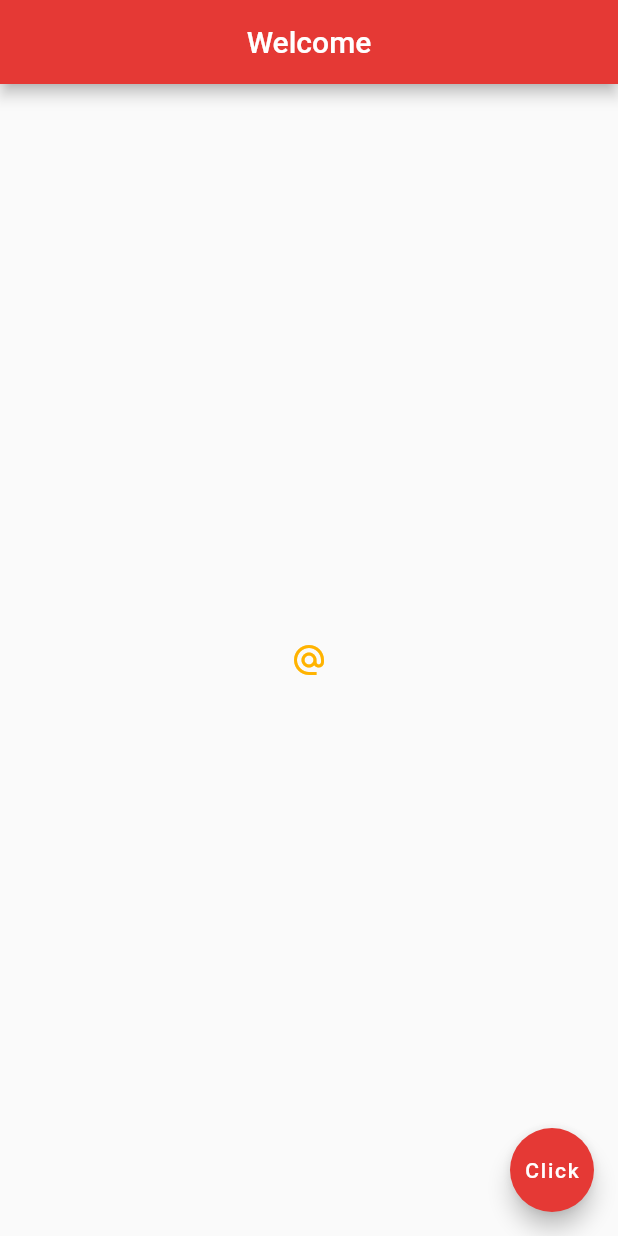
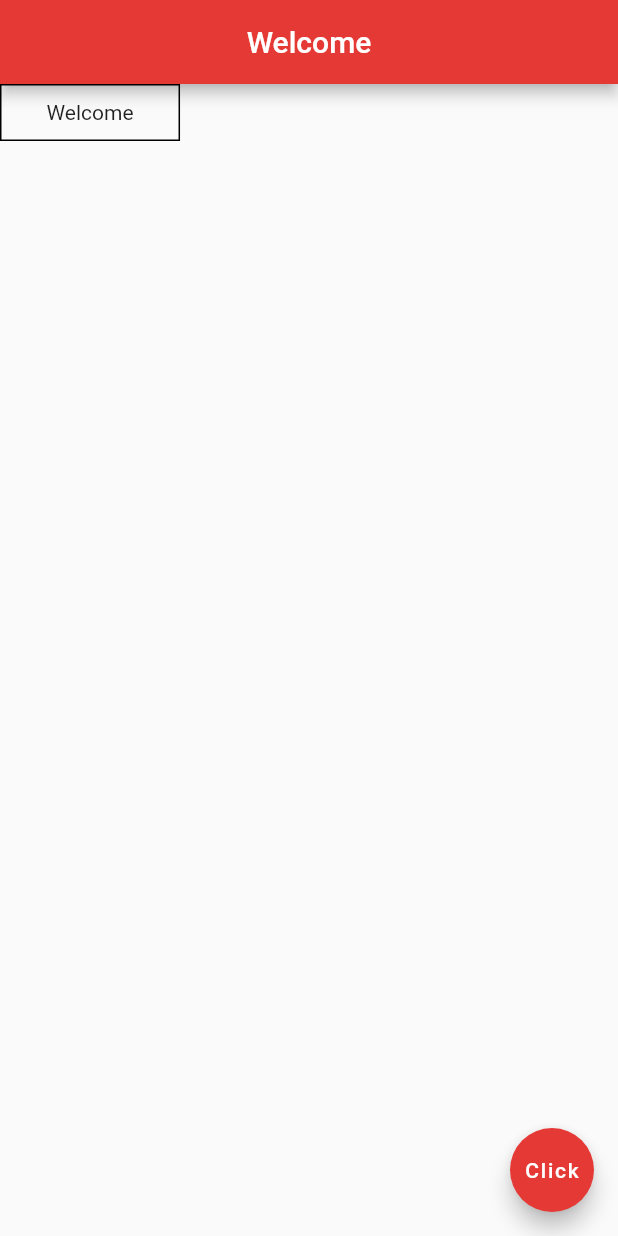
Before and after one commit to faisalhatila/learning-flutter, a Flutter app: the screen it shows after launch, on a phone screen of 412 x 824 dp. Run offline on Flutter 3.47's test engine with Material 2 defaults, Android fonts, the phone set to English and light mode, and no system bars.

Commit message:
learned container

```diff
--- a/lib/main.dart
+++ b/lib/main.dart
@@ -15,28 +15,12 @@ class Home extends StatelessWidget {
         centerTitle: true,
         backgroundColor: Colors.red[600],
       ),
-      body: Center(
-          child: IconButton(
-        onPressed: () => {},
-        icon: Icon(Icons.alternate_email),
-        tooltip: "Email",
-        color: Colors.amber[600],
-      )
-          // child: Icon(
-          //   Icons.airport_shuttle,
-          //   color: Colors.red[500],
-          //   size: 500,
-          // ),
-          // child: Text(
-          //   "Hello Ninjas",
-          //   style: TextStyle(
-          //     color: Colors.blue[600],
-          //     fontSize: 20.0,
-          //     fontWeight: FontWeight.bold,
-          //     fontFamily: 'IndieFlower',
-          //   ),
-          // ),
-          ),
+      body: Container(
+        decoration: BoxDecoration(border: Border.all(color: Colors.black)),
+        padding: EdgeInsets.symmetric(horizontal: 30, vertical: 10),
+        // color: Colors.grey[400],
+        child: Text("Welcome"),
+      ),
       floatingActionButton: FloatingActionButton(
         child: Text("Click"),
         onPressed: () => print("Hello World"),
```
